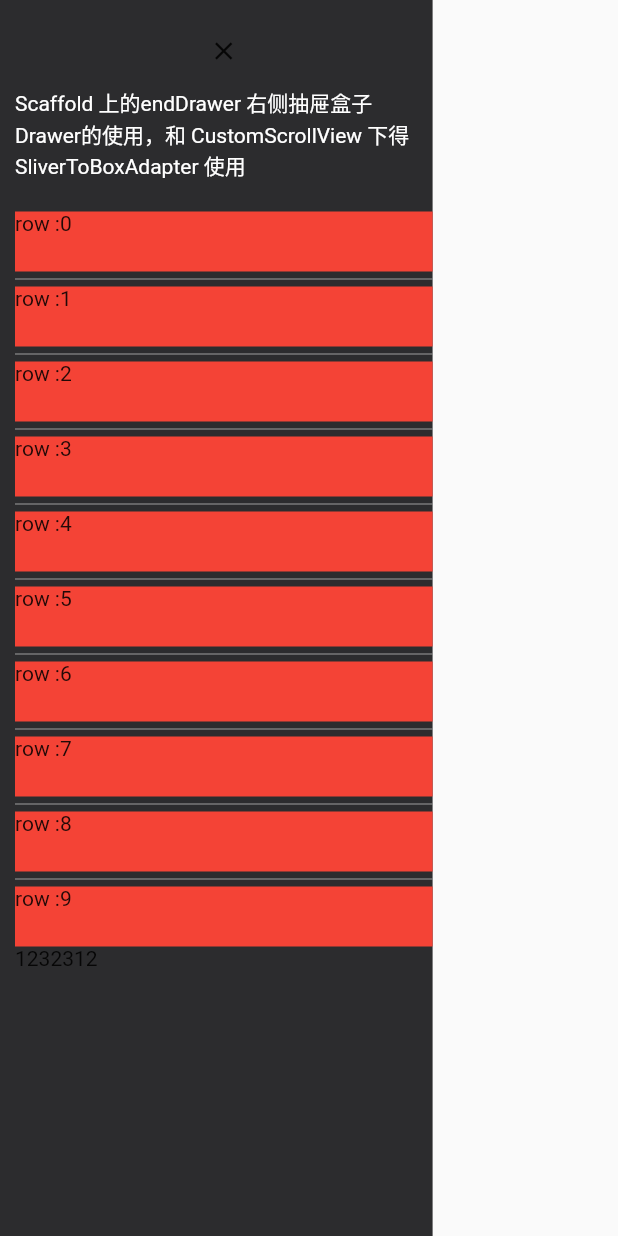
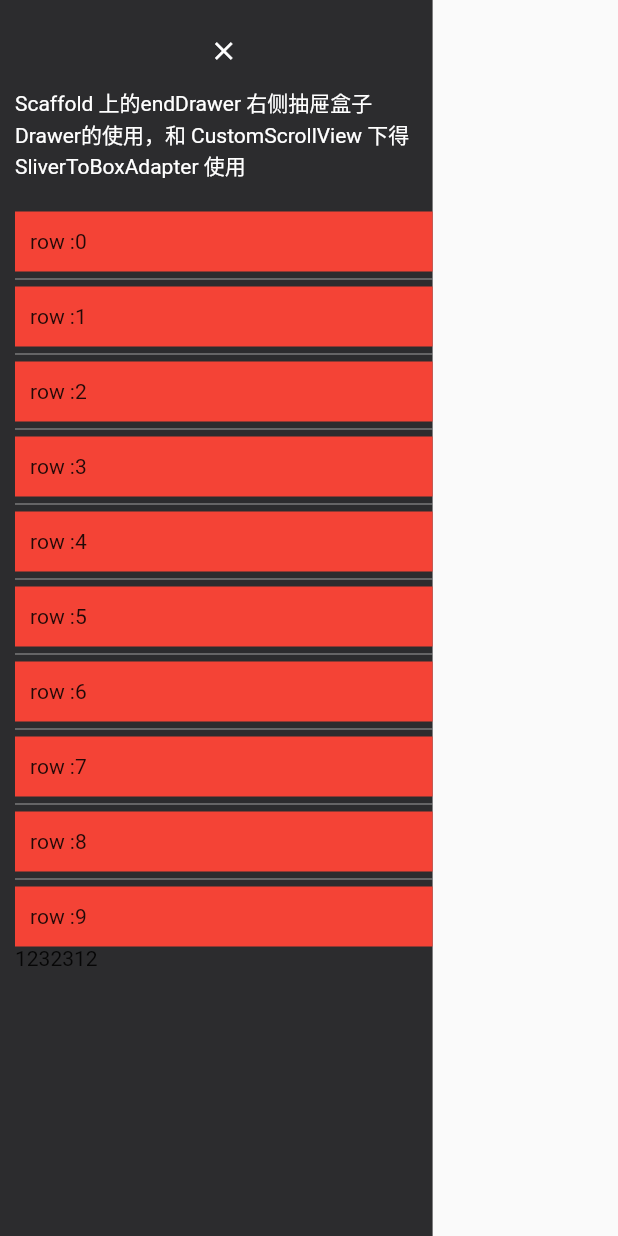
Before and after one commit to a87835546/flutter-demo, a Flutter app: the Page3 widget shown alone on an empty page, opened directly, on a phone screen of 412 x 824 dp. Run offline on Flutter 3.47's test engine with Material 2 defaults, Android fonts, the phone set to English and light mode, and no system bars; our stand-ins replace device_info, pull_to_refresh; network calls fail.

Commit message:
add:添加dart原生的httpclient网络请求

```diff
--- a/lib/home/home.dart
+++ b/lib/home/home.dart
@@ -4,6 +4,7 @@ import 'package:flutter_demo/home/catalogue_list.dart';
 import 'package:flutter_demo/home/device_info_page.dart';
 import 'package:flutter_demo/home/navigator_use.dart';
 import 'package:flutter_demo/home/page_transition.dart';
+import 'package:flutter_demo/home/request_page.dart';
 import 'package:flutter_demo/home/router_pass_arguments.dart';
 import 'package:flutter_demo/home/stateful_use.dart';
 import 'package:flutter_demo/home/widget_lifecycle.dart';
@@ -30,6 +31,7 @@ class _home extends State<Home> {
     RouterModel("常用的目录", "catalogue_list", CatalogueList()),
     RouterModel("常用页面转场动画", "page_transition", PageTransition()),
     RouterModel("查看设备信息", "device_info", DeviceInfo()),
+    RouterModel("网络请求的使用", "request_use", RequestUse()),
 
   ];
 
--- a/lib/home/page_transition.dart
+++ b/lib/home/page_transition.dart
@@ -81,9 +81,11 @@ class DrawerPage extends State<Page3> {
         child: CustomScrollView(
           slivers: [
             SliverToBoxAdapter(
-              child: IconButton(onPressed: (){},icon: Icon(Icons.close),iconSize: 20),
+              child: IconButton(onPressed: (){
+                Navigator.pop(context);
+              },icon: Icon(Icons.close),iconSize: 20,color: Colors.white,),
             ),
-            SliverToBoxAdapter(
+            const SliverToBoxAdapter(
               child: Text(
                 "Scaffold 上的endDrawer 右侧抽屉盒子Drawer的使用，和 CustomScrollView 下得SliverToBoxAdapter 使用",
                 style: TextStyle(
@@ -92,7 +94,7 @@ class DrawerPage extends State<Page3> {
                 maxLines: 4,
               ),
             ),
-            SliverToBoxAdapter(
+            const SliverToBoxAdapter(
               child: SizedBox(
                 height: 20,
               ),
@@ -101,21 +103,28 @@ class DrawerPage extends State<Page3> {
               child: ListView.separated(
                   shrinkWrap: true,
                   itemBuilder: (BuildContext context, int index) {
-                    return Container(
-                      color: Colors.red,
-                      height: 40,
-                      child: Text("row :$index"),
+                    return GestureDetector(
+                      onTap: (){
+                        print("click cell index:$index");
+                      },
+                      child: Container(
+                        padding:const EdgeInsets.only(left: 10,right: 10),
+                        alignment: Alignment.centerLeft,
+                        color: Colors.red,
+                        height: 40,
+                        child: Text("row :$index"),
+                      ),
                     );
                   },
                   separatorBuilder: (BuildContext context, int index) {
-                    return Divider(
+                    return const Divider(
                       height: 10,
                       color: Colors.grey,
                     );
                   },
                   itemCount: 10),
             ),
-            SliverToBoxAdapter(
+           const SliverToBoxAdapter(
               child: Text("1232312"),
             )
           ],
--- a/lib/main.dart
+++ b/lib/main.dart
@@ -9,6 +9,7 @@ import 'home/catalogue_list.dart';
 import 'home/list_view_controller.dart';
 import 'home/navigator_use.dart';
 import 'home/page_transition.dart';
+import 'home/request_page.dart';
 import 'home/stateful_use.dart';
 import 'home/widget_lifecycle.dart';
 import 'mine/mine.dart';
@@ -41,6 +42,7 @@ class MyApp extends StatelessWidget {
         'app_lifecycle': (BuildContext context)=>AppLifeCycle(),
         'page_transition': (BuildContext context)=>PageTransition(),
         'device_info': (BuildContext context)=>DeviceInfo(),
+        'request_use': (BuildContext context)=>RequestUse(),
 
         'catalogue_list': (BuildContext context)=>CatalogueList(),
 
```
Also changed, not shown: lib/home/request_page.dart (added, +52 -0 lines).
